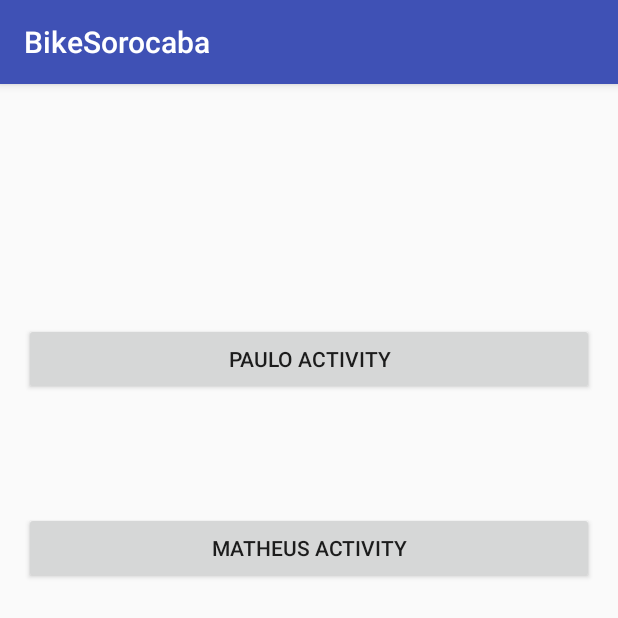
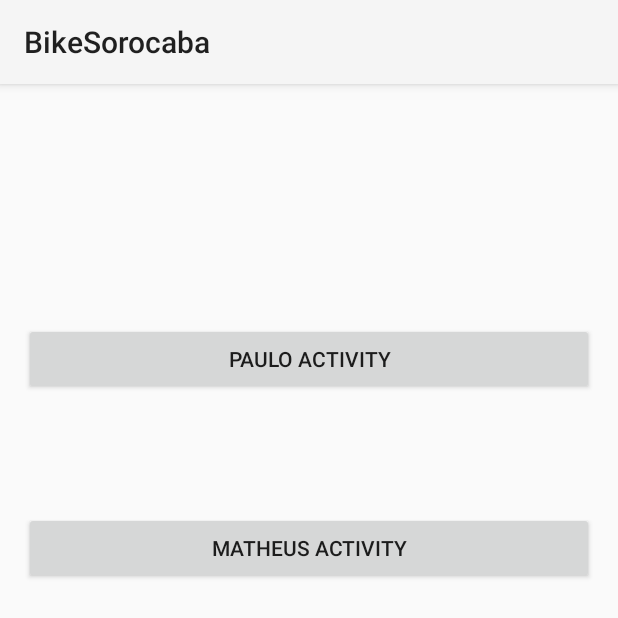
Before and after one commit to osbdesenvolvimento/BikeSorocaba, an Android app: the screen it shows after launch (MainActivity), on a phone screen of 412 x 824 dp, the top half of it. Run offline under Robolectric (Android 15) with nearby library versions, the phone set to English and light mode, and no system bars.

Commit message:
Criei um style pro app

```diff
--- a/app/src/main/res/values/styles.xml
+++ b/app/src/main/res/values/styles.xml
@@ -1,11 +1,12 @@
 <resources>
-
     <!-- Base application theme. -->
-    <style name="AppTheme" parent="Theme.AppCompat.Light.DarkActionBar">
+    <style name="Theme.BikeSorocaba" parent="Theme.AppCompat.Light.NoActionBar">
         <!-- Customize your theme here. -->
-        <item name="colorPrimary">@color/colorPrimary</item>
-        <item name="colorPrimaryDark">@color/colorPrimaryDark</item>
-        <item name="colorAccent">@color/colorAccent</item>
+        <item name="colorPrimary">@color/yellow_A400</item>
+        <item name="colorPrimaryDark">@color/yellow_A700</item>
+        <item name="colorAccent">@color/yellow_900</item>
+        <item name="android:textColorPrimary">@android:color/black</item>
+        <item name="android:textColorSecondary">@android:color/black</item>
     </style>
 
 </resources>
```
